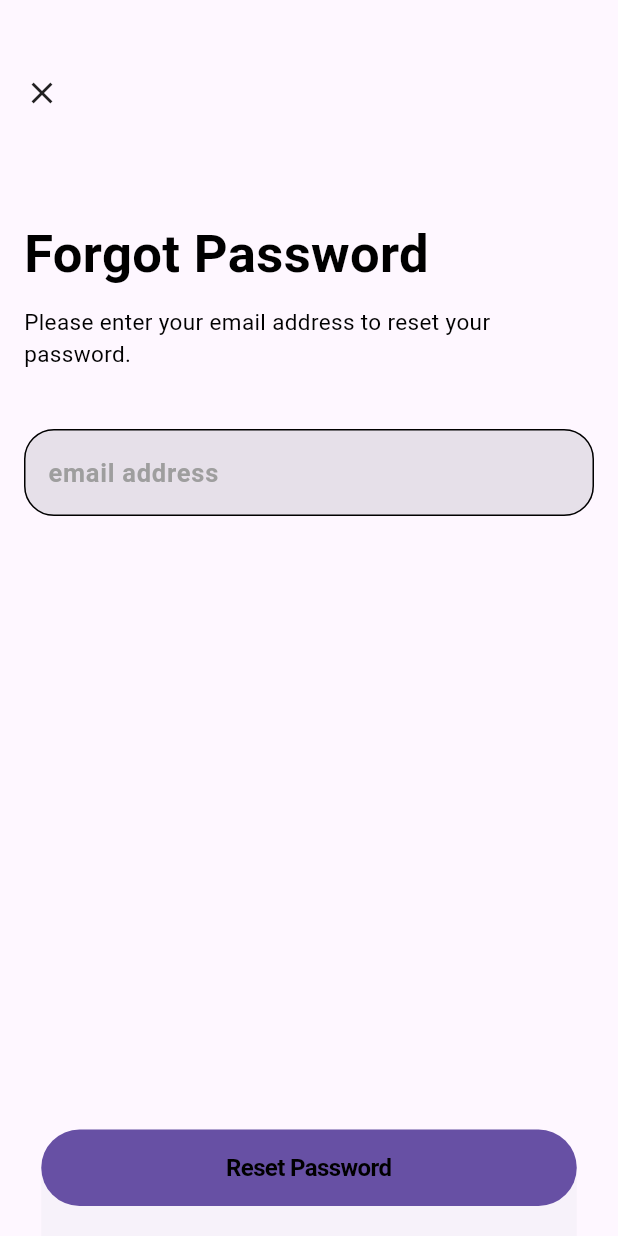
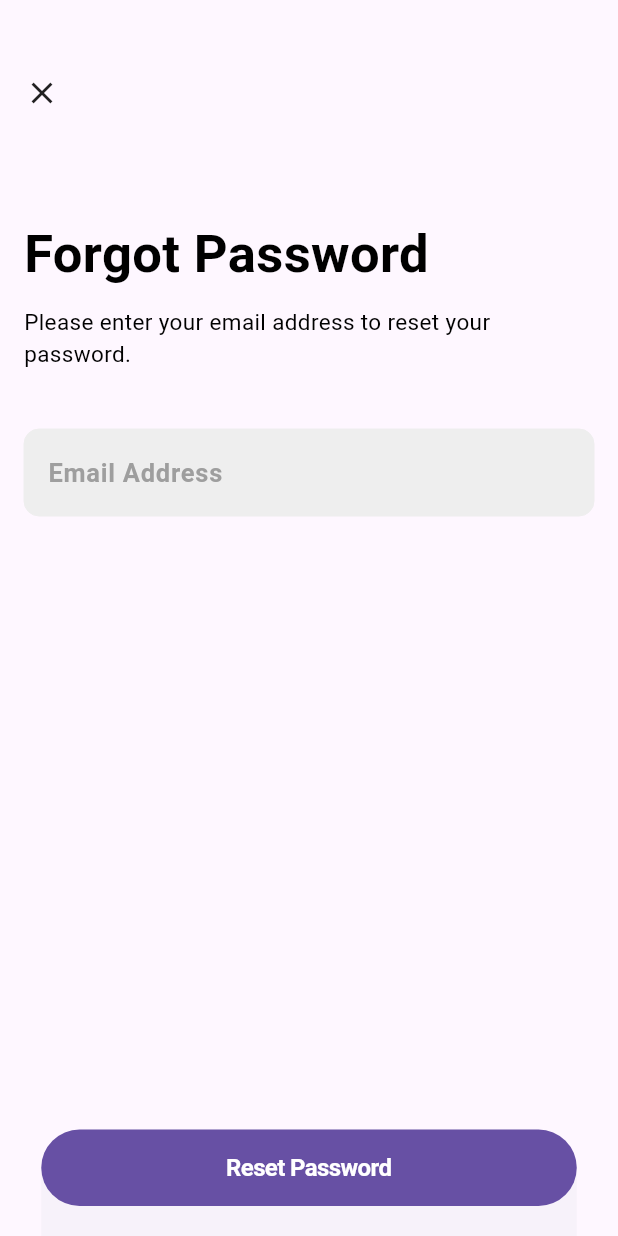
Before and after one commit to Natalieefd/Lieanna-Bag, a Flutter app: the ResetPasswordScreen screen opened directly, on a phone screen of 412 x 824 dp. Run offline on Flutter 3.47's test engine with Material 3 defaults, Android fonts, the phone set to English and light mode, and no system bars; our stand-ins replace cloud_firestore, email_validator, firebase_auth, firebase_core, firebase_storage, image_picker and 1 more; accounts and stored records are empty.

Commit message:
fix: ui & error hanlding

```diff
--- a/lib/page/forgot_password.dart
+++ b/lib/page/forgot_password.dart
@@ -1,7 +1,10 @@
+// ignore_for_file: use_build_context_synchronously
+
 import 'package:firebase_auth/firebase_auth.dart';
 import 'package:flutter/cupertino.dart';
 import 'package:flutter/material.dart';
 import 'package:lienna_bag/page/firebase_exception.dart';
+import 'package:lienna_bag/page/home_screen.dart';
 
 
 class ResetPasswordScreen extends StatefulWidget {
@@ -14,9 +17,21 @@ class ResetPasswordScreen extends StatefulWidget {
 
 class _ResetPasswordScreenState extends State<ResetPasswordScreen> {
   final _key = GlobalKey<FormState>();
-  final _emailController = TextEditingController();
+  final TextEditingController _emailController = TextEditingController();
+  bool emailVal = false;
+  bool emailCheck = false;
   static final auth = FirebaseAuth.instance;
   static late AuthStatus _status;
+
+  @override
+  void initState() {
+    super.initState();
+    _emailController.addListener(() {
+      setState(() {
+        emailVal = _emailController.text.isNotEmpty;
+      });
+    });
+  }
 
   @override
   void dispose() {
@@ -74,9 +89,9 @@ class _ResetPasswordScreenState extends State<ResetPasswordScreen> {
                   onTap: () => Navigator.pop(context),
                   child: const Icon(Icons.close),
                 ),
-                Padding(
-                  padding: const EdgeInsets.only(top: 70),
-                  child: const Text(
+                const Padding(
+                  padding: EdgeInsets.only(top: 70),
+                  child: Text(
                     "Forgot Password",
                     style: TextStyle(
                       fontSize: 35,
@@ -85,9 +100,9 @@ class _ResetPasswordScreenState extends State<ResetPasswordScreen> {
                     ),
                   ),
                 ),
-                Padding(
-                  padding: const EdgeInsets.only(top: 10, bottom: 40),
-                  child: const Text(
+                const Padding(
+                  padding: EdgeInsets.only(top: 10, bottom: 40),
+                  child: Text(
                     'Please enter your email address to reset your password.',
                     style: TextStyle(
                       fontSize: 15,
@@ -103,18 +118,18 @@ class _ResetPasswordScreenState extends State<ResetPasswordScreen> {
                         fontSize: 15,
                         fontWeight: FontWeight.bold,
                         color: Colors.grey),
-                    decoration: const InputDecoration(
+                    decoration: InputDecoration(
                       border: OutlineInputBorder(
                           borderRadius:
                               BorderRadius.all(Radius.circular(20))),
                       enabledBorder: OutlineInputBorder(
                         borderSide: BorderSide(
-                          color: Colors.black,
-                          width: 1,
+                          color: Colors.grey.shade200,
+                          width: 0,
                         ),
                         borderRadius: BorderRadius.all(
                           Radius.circular(
-                            20,
+                            10,
                           ),
                         ),
                       ),
@@ -123,12 +138,13 @@ class _ResetPasswordScreenState extends State<ResetPasswordScreen> {
                             BorderSide(color: Colors.white, width: 2.0),
                         borderRadius: BorderRadius.all(
                           Radius.circular(
-                            20,
+                            10,
                           ),
                         ),
                       ),
                       filled: true,
-                      hintText: 'email address',
+                      fillColor: Colors.grey.shade200,
+                      hintText: 'Email Address',
                       hintStyle: TextStyle(
                           fontSize: 17,
                           fontWeight: FontWeight.bold,
@@ -147,23 +163,27 @@ class _ResetPasswordScreenState extends State<ResetPasswordScreen> {
                   child: SizedBox(
                     width: size.width-55,
                     child: CupertinoButton.filled(
-                      borderRadius: BorderRadius.all(Radius.circular(40)),
+                      borderRadius: const BorderRadius.all(Radius.circular(40)),
                       onPressed: () async {
                         if (_key.currentState!.validate()) {
                           final _status = await resetPassword(
                               email: _emailController.text.trim());
                           if (_status == AuthStatus.successful) {
-                            //your logic
+                            Navigator.pushReplacement(
+                              context,
+                              MaterialPageRoute(
+                                builder: (context) => const hom_scrn(),
+                              ),
+                            );
                           } else {
-                            //your logic or show snackBar with error message
-
+                            alert(context, "Warning", "Please input your email address");
                           }
                         }
                       },
-                      child: const Text(
+                      child: Text(
                         'Reset Password',
                         style: TextStyle(
-                            color: Colors.black,
+                            color: Theme.of(context).colorScheme.onPrimary,
                             fontWeight: FontWeight.bold,
                             fontSize: 16),
                       ),
```
